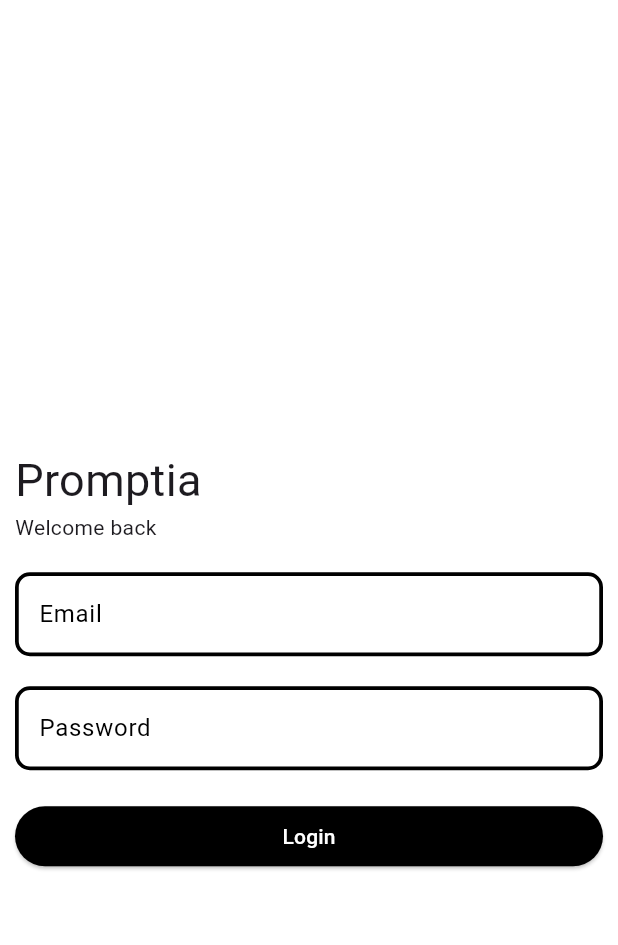
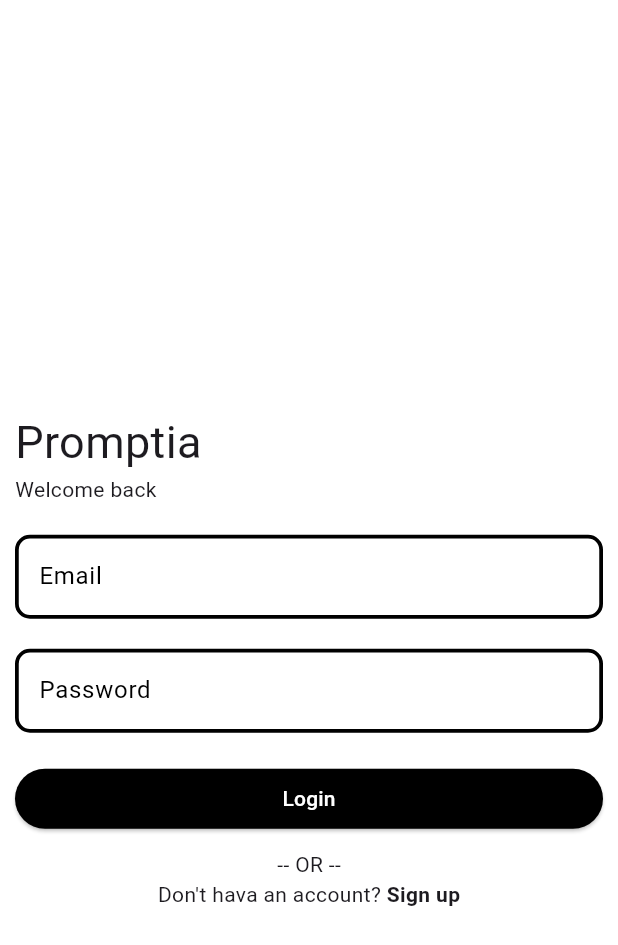
Before and after one commit to PGPrince/promptia, a Flutter app: the screen it shows after launch, on a phone screen of 412 x 824 dp. Shown: the top 945 px of the screen. Run offline on Flutter 3.47's test engine with Material 3 defaults, Android fonts, the phone set to English and light mode, and no system bars; our stand-ins replace google_fonts.

Commit message:
creating a login screen in login dart file

```diff
--- a/lib/features/auth/screen/login.dart
+++ b/lib/features/auth/screen/login.dart
@@ -1,5 +1,6 @@
 import 'package:flutter/material.dart';
 import 'package:promptia/features/auth/widgets/auth_input.dart';
+import 'package:promptia/utils/style_constant.dart';
 
 class Lgoin extends StatefulWidget {
   const Lgoin({Key? key}) : super(key: key);
@@ -34,16 +35,19 @@ class _LgoinState extends State<Lgoin> {
               ElevatedButton(
                 onPressed: () {},
                 child: Text('Login'),
-                style: ButtonStyle(
-                  backgroundColor: MaterialStateProperty.all<Color>(
-                    Colors.black,
-                  ),
-                  foregroundColor: MaterialStateProperty.all<Color>(
-                    Colors.white,
-                  ),
-                  minimumSize: MaterialStateProperty.all<Size>(
-                    const Size.fromHeight(40.0),
-                  ),
+                style: CommonButtonStyle(),
+              ),
+              SizedBox(height: 10),
+              Text('-- OR --'),
+              Text.rich(
+                TextSpan(
+                  text: "Don't hava an account? ",
+                  children: [
+                    TextSpan(
+                      text: "Sign up",
+                      style: TextStyle(fontWeight: FontWeight.bold),
+                    ),
+                  ],
                 ),
               ),
             ],
--- /dev/null
+++ b/lib/utils/style_constant.dart
@@ -0,0 +1,7 @@
+import 'package:flutter/material.dart';
+
+ButtonStyle CommonButtonStyle() => ButtonStyle(
+  backgroundColor: MaterialStateProperty.all<Color>(Colors.black),
+  foregroundColor: MaterialStateProperty.all<Color>(Colors.white),
+  minimumSize: MaterialStateProperty.all<Size>(const Size.fromHeight(40.0)),
+);
```
